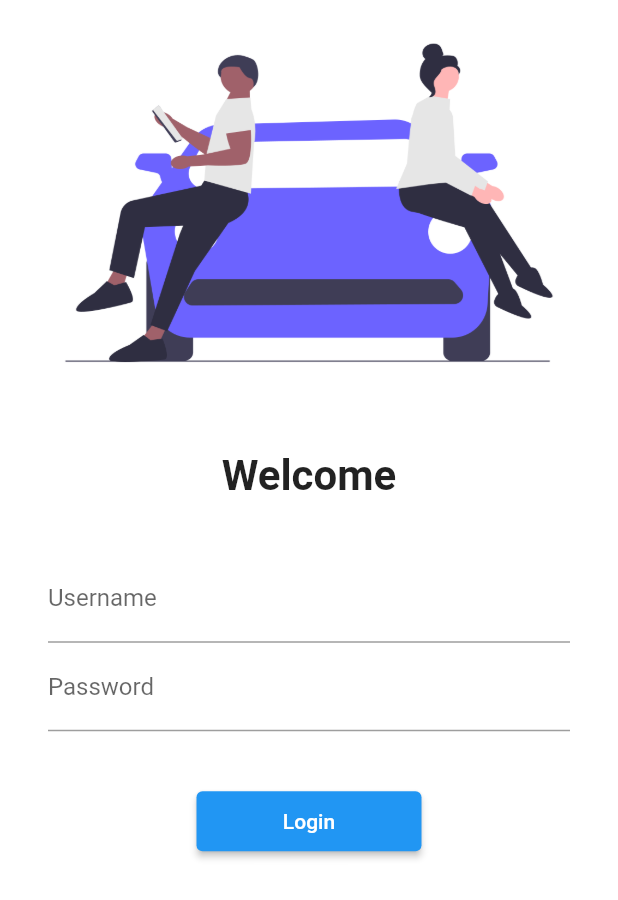
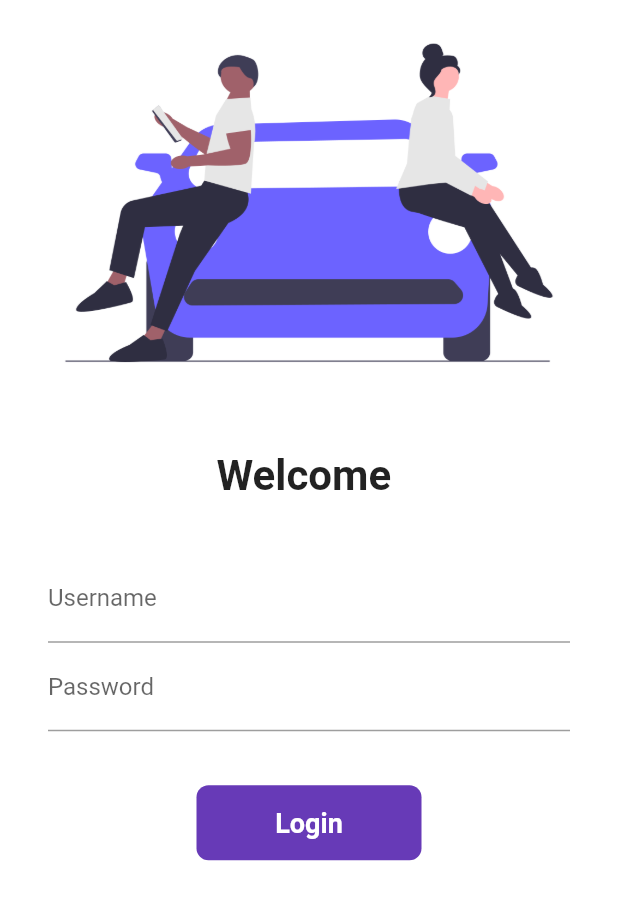
Before and after one commit to TheJollyNaman/catalog_app, a Flutter app: the screen it shows after launch, on a phone screen of 412 x 824 dp. Shown: the top 900 px of the screen. Run offline on Flutter 3.47's test engine with Material 2 defaults, Android fonts, the phone set to English and light mode, and no system bars.

```diff
--- a/lib/screens/login_page.dart
+++ b/lib/screens/login_page.dart
@@ -3,9 +3,16 @@
 import 'package:catalog_app/utils/routes.dart';
 import 'package:flutter/material.dart';
 
-class LoginPage extends StatelessWidget {
+class LoginPage extends StatefulWidget {
   const LoginPage({super.key});
 
+  @override
+  State<LoginPage> createState() => _LoginPageState();
+}
+
+class _LoginPageState extends State<LoginPage> {
+  String name = "";
+  bool changeButton = false;
   @override
   Widget build(BuildContext context) {
     return Material(
@@ -18,7 +25,7 @@ class LoginPage extends StatelessWidget {
               height: 30.0,
             ),
             Text(
-              "Welcome",
+              "Welcome $name",
               style: TextStyle(
                 fontSize: 28,
                 fontWeight: FontWeight.bold,
@@ -34,6 +41,10 @@ class LoginPage extends StatelessWidget {
                 children: [
                   TextFormField(
                     autocorrect: false,
+                    onChanged: (value) {
+                      name = value;
+                      setState(() {});
+                    },
                     decoration: InputDecoration(
                       hintText: "Enter Username",
                       label: Text("Username"),
@@ -53,14 +64,51 @@ class LoginPage extends StatelessWidget {
             SizedBox(
               height: 20.0,
             ),
-            ElevatedButton(
-                onPressed: () {
-                  Navigator.pushNamed(context, MyRoutes.homeRoute);
-                },
-                style: TextButton.styleFrom(
-                  minimumSize: Size(150, 40),
+
+            InkWell(
+              onTap: () async {
+                setState(() {
+                  changeButton = true;
+                });
+
+                await Future.delayed(Duration(seconds: 1));
+                Navigator.pushNamed(context, MyRoutes.homeRoute);
+              },
+              child: AnimatedContainer(
+                width: changeButton ? 100 : 150,
+                height: 50,
+                alignment: Alignment.center,
+                // ignore: sort_child_properties_last
+                child: changeButton
+                    ? Icon(
+                        Icons.done,
+                        color: Colors.white,
+                      )
+                    : Text(
+                        "Login",
+                        style: TextStyle(
+                          color: Colors.white,
+                          fontWeight: FontWeight.bold,
+                          fontSize: 18,
+                        ),
+                      ),
+                decoration: BoxDecoration(
+                  color: Colors.deepPurple,
+                  borderRadius: BorderRadius.circular(changeButton ? 50 : 8),
                 ),
-                child: Text("Login"))
+                duration: Duration(seconds: 1),
+              ),
+            ),
+
+            // ElevatedButton(
+            //   onPressed: () {
+            //     Navigator.pushNamed(context, MyRoutes.homeRoute);
+            //   },
+            //   style: TextButton.styleFrom(
+            //     minimumSize: Size(150, 40),
+            //   ),
+            //   child: Text("Login"),
+            // )
           ],
         ),
       ),
```
